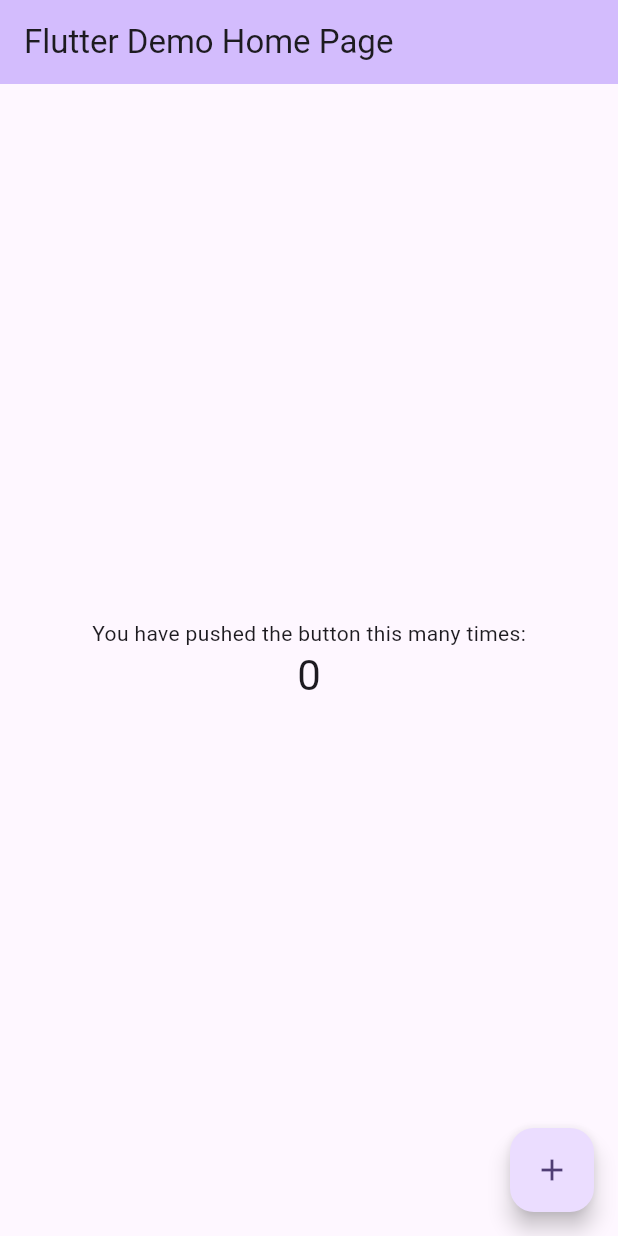
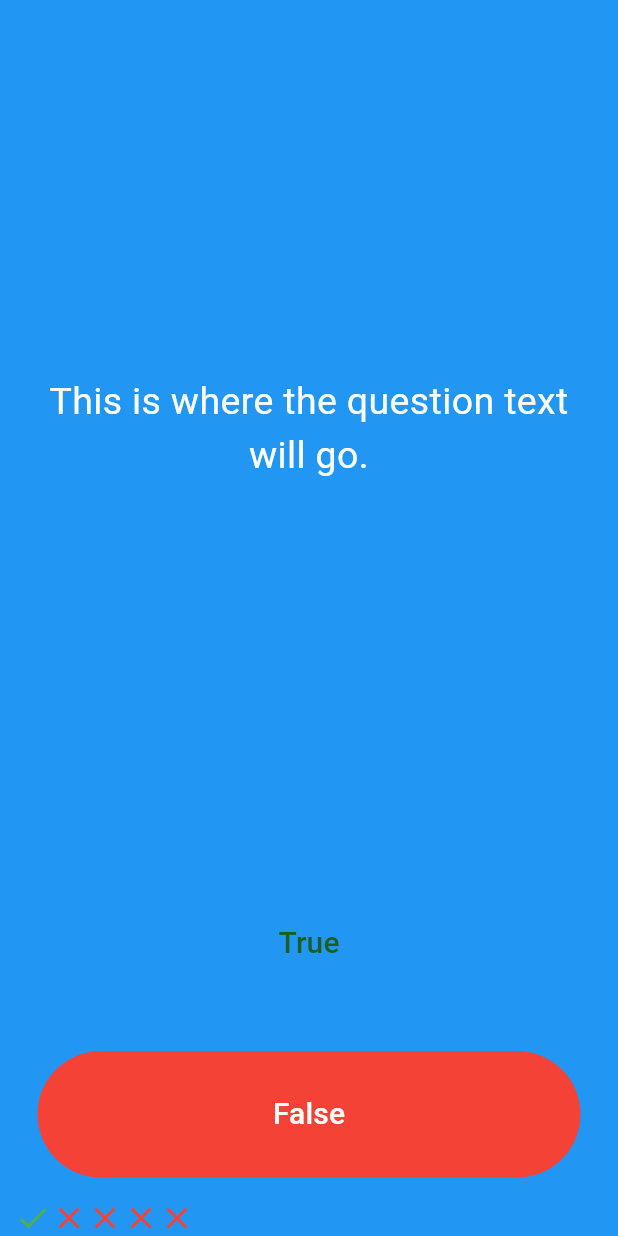
Before and after one commit to Shadislam1/quizzelar, a Flutter app: the screen it shows after launch, on a phone screen of 412 x 824 dp. Run offline on Flutter 3.47's test engine with Material 3 defaults, Android fonts, the phone set to English and light mode, and no system bars.

Commit message:
textbutton update

```diff
--- a/lib/main.dart
+++ b/lib/main.dart
@@ -1,125 +1,138 @@
 import 'package:flutter/material.dart';
 
 void main() {
-  runApp(const MyApp());
+  runApp(Quizzler());
+
 }
 
-class MyApp extends StatelessWidget {
-  const MyApp({super.key});
+class Quizzler extends StatelessWidget {
+  const Quizzler({super.key});
 
-  // This widget is the root of your application.
   @override
   Widget build(BuildContext context) {
     return MaterialApp(
-      title: 'Flutter Demo',
-      theme: ThemeData(
-        // This is the theme of your application.
-        //
-        // TRY THIS: Try running your application with "flutter run". You'll see
-        // the application has a blue toolbar. Then, without quitting the app,
-        // try changing the seedColor in the colorScheme below to Colors.green
-        // and then invoke "hot reload" (save your changes or press the "hot
-        // reload" button in a Flutter-supported IDE, or press "r" if you used
-        // the command line to start the app).
-        //
-        // Notice that the counter didn't reset back to zero; the application
-        // state is not lost during the reload. To reset the state, use hot
-        // restart instead.
-        //
-        // This works for code too, not just values: Most code changes can be
-        // tested with just a hot reload.
-        colorScheme: ColorScheme.fromSeed(seedColor: Colors.deepPurple),
-        useMaterial3: true,
+      home: Scaffold(
+        backgroundColor: Colors.blue,
+        body: SafeArea(
+          child: Padding(
+            padding:EdgeInsets.symmetric(horizontal: 10.0) ,
+            child: QuizPage(),
             ),
-      home: const MyHomePage(title: 'Flutter Demo Home Page'),
+
+          ),
+
+        ),
+
   );
   }
 }
 
-class MyHomePage extends StatefulWidget {
-  const MyHomePage({super.key, required this.title});
-
-  // This widget is the home page of your application. It is stateful, meaning
-  // that it has a State object (defined below) that contains fields that affect
-  // how it looks.
-
-  // This class is the configuration for the state. It holds the values (in this
-  // case the title) provided by the parent (in this case the App widget) and
-  // used by the build method of the State. Fields in a Widget subclass are
-  // always marked "final".
-
-  final String title;
+class QuizPage extends StatefulWidget {
+  const QuizPage({super.key});
 
   @override
-  State<MyHomePage> createState() => _MyHomePageState();
+  State<QuizPage> createState() => _QuizPageState();
 }
 
-class _MyHomePageState extends State<MyHomePage> {
-  int _counter = 0;
+class _QuizPageState extends State<QuizPage> {
+  List <Icon>scoreKeeper = [
 
-  void _incrementCounter() {
-    setState(() {
-      // This call to setState tells the Flutter framework that something has
-      // changed in this State, which causes it to rerun the build method below
-      // so that the display can reflect the updated values. If we changed
-      // _counter without calling setState(), then the build method would not be
-      // called again, and so nothing would appear to happen.
-      _counter++;
-    });
-  }
+       Icon(
+                Icons.check,
+                color: Colors.green,
+              ),
+              Icon(
+                Icons.close,
+                color: Colors.red,
+              ),
+               Icon(
+                Icons.close,
+                color: Colors.red,
+              ),
+               Icon(
+                Icons.close,
+                color: Colors.red,
+              ),
+               Icon(
+                Icons.close,
+                color: Colors.red,
+              ),
+  ];
+
 
   @override
   Widget build(BuildContext context) {
-    // This method is rerun every time setState is called, for instance as done
-    // by the _incrementCounter method above.
-    //
-    // The Flutter framework has been optimized to make rerunning build methods
-    // fast, so that you can just rebuild anything that needs updating rather
-    // than having to individually change instances of widgets.
-    return Scaffold(
-      appBar: AppBar(
-        // TRY THIS: Try changing the color here to a specific color (to
-        // Colors.amber, perhaps?) and trigger a hot reload to see the AppBar
-        // change color while the other colors stay the same.
-        backgroundColor: Theme.of(context).colorScheme.inversePrimary,
-        // Here we take the value from the MyHomePage object that was created by
-        // the App.build method, and use it to set our appbar title.
-        title: Text(widget.title),
+    return Column(
+      mainAxisAlignment: MainAxisAlignment.spaceBetween,
+      crossAxisAlignment: CrossAxisAlignment.stretch,
+      children: <Widget>[
+        Expanded(
+
+         flex: 5,
+          child:Padding(
+            padding:EdgeInsets.all(10.0) ,
+            child: Center(
+              child: Text(
+                'This is where the question text will go.',
+                textAlign: TextAlign.center,
+                style: TextStyle(
+                  fontSize: 25.0,
+                  color: Colors.white,
                 ),
-      body: Center(
-        // Center is a layout widget. It takes a single child and positions it
-        // in the middle of the parent.
-        child: Column(
-          // Column is also a layout widget. It takes a list of children and
-          // arranges them vertically. By default, it sizes itself to fit its
-          // children horizontally, and tries to be as tall as its parent.
-          //
-          // Column has various properties to control how it sizes itself and
-          // how it positions its children. Here we use mainAxisAlignment to
-          // center the children vertically; the main axis here is the vertical
-          // axis because Columns are vertical (the cross axis would be
-          // horizontal).
-          //
-          // TRY THIS: Invoke "debug painting" (choose the "Toggle Debug Paint"
-          // action in the IDE, or press "p" in the console), to see the
-          // wireframe for each widget.
-          mainAxisAlignment: MainAxisAlignment.center,
-          children: <Widget>[
-            const Text(
-              'You have pushed the button this many times:',
+              ),),
             ),
-            Text(
-              '$_counter',
-              style: Theme.of(context).textTheme.headlineMedium,
+
+
+          ),
+
+           Expanded(
+            child: Padding(padding: EdgeInsets.all(10.0),
+            child: TextButton(
+
+              onPressed: () {
+
+              },
+              child: Text(
+                'True',
+
+                style: TextStyle(
+
+                  color: Colors.green.shade900,
+                  fontSize: 20,
+                ),
+                ),
+              ),
+
+            )
+
+            ),
+
+            Expanded(
+  child: Padding(
+    padding: EdgeInsets.all(15.0),
+    child: TextButton(
+      style: ButtonStyle(
+        backgroundColor: MaterialStateProperty.all<Color>(Colors.red),
+      ),
+      onPressed: () {
+        // The user picked false.
+      },
+      child: Text(
+        'False',
+        style: TextStyle(
+          fontSize: 20.0,
+          color: Colors.white,
+        ),
+      ),
+    ),
+  ),
+),
+
+          Row(
+
+            children: scoreKeeper,
           ),
       ],
-        ),
-      ),
-      floatingActionButton: FloatingActionButton(
-        onPressed: _incrementCounter,
-        tooltip: 'Increment',
-        child: const Icon(Icons.add),
-      ), // This trailing comma makes auto-formatting nicer for build methods.
     );
   }
 }
```
Lines whose indentation alone changed are shown as unchanged.
